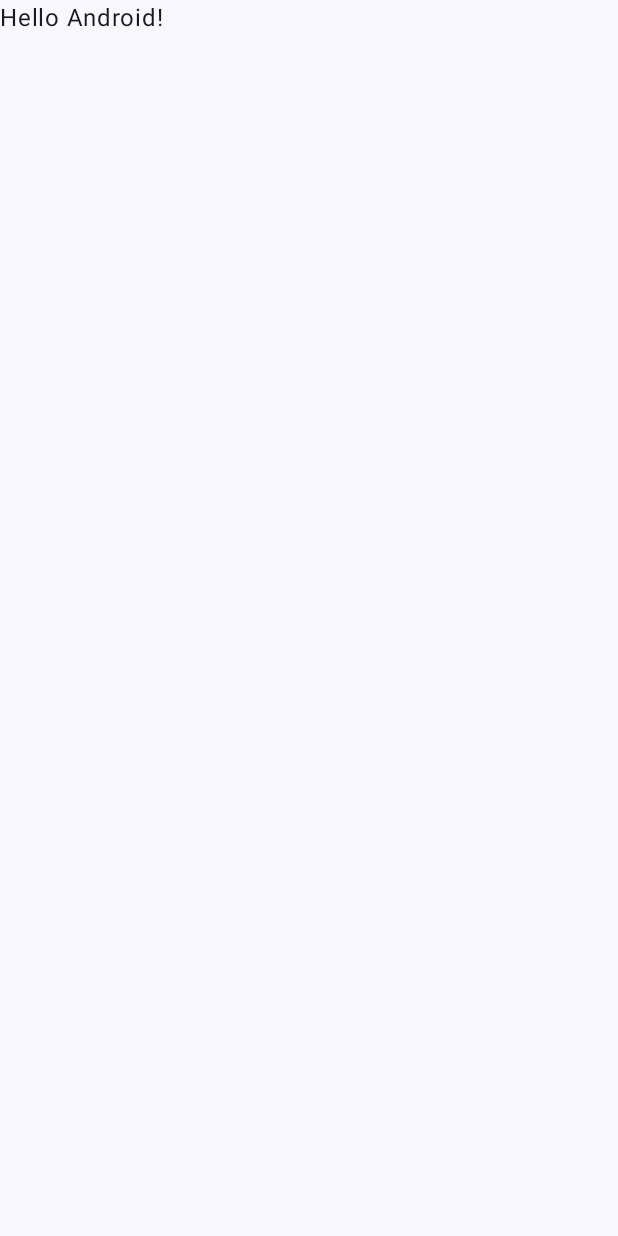
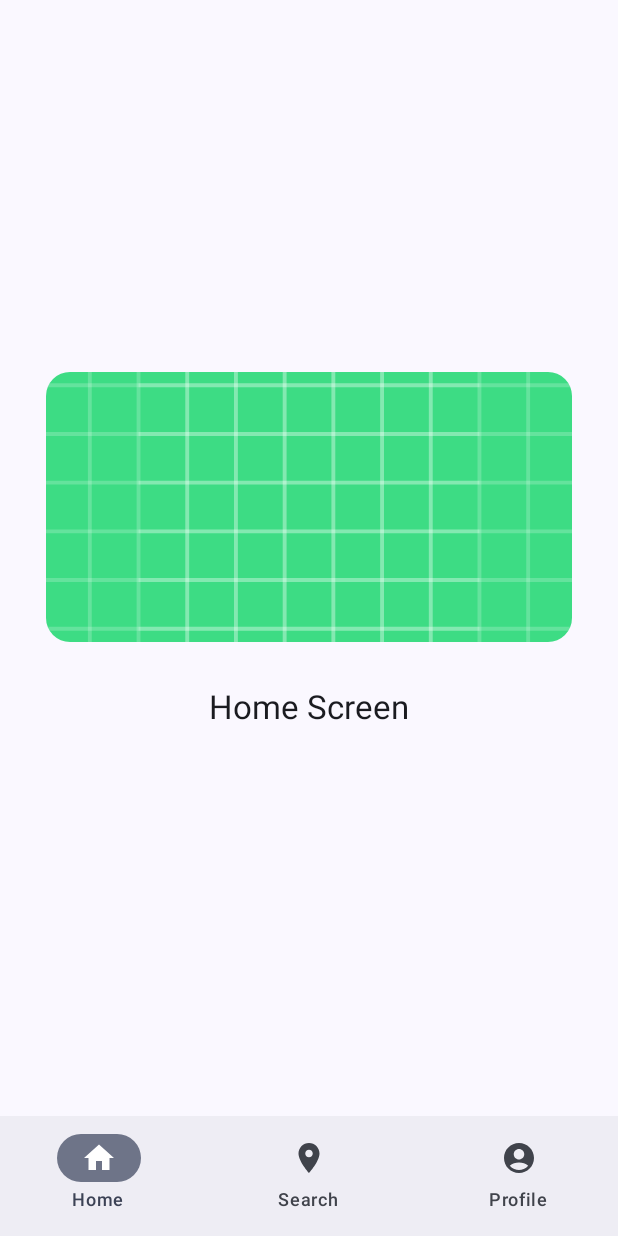
Before and after one commit to chaidar-aria/SAVE-DISASTER-CAPSTONE-PROJECT-BANGKIT-H2-2023, an Android app built with Jetpack Compose: the screen it shows after launch (MainActivity), on a phone screen of 412 x 824 dp. Before the commit the screen is almost empty. Run offline under Robolectric (Android 15) with nearby library versions, the phone set to English and light mode, and no system bars.

Commit message:
navigation add

```diff
--- a/app/build.gradle.kts
+++ b/app/build.gradle.kts
@@ -51,6 +51,8 @@ android {
 
 dependencies {
 
+    implementation ("androidx.navigation:navigation-compose:2.7.5")
+
     implementation("androidx.core:core-ktx:1.12.0")
     implementation("androidx.lifecycle:lifecycle-runtime-ktx:2.6.2")
     implementation("androidx.activity:activity-compose:1.8.1")
--- a/app/src/main/java/com/bangkitcapstone/safedisaster/MainActivity.kt
+++ b/app/src/main/java/com/bangkitcapstone/safedisaster/MainActivity.kt
@@ -10,6 +10,7 @@ import androidx.compose.material3.Text
 import androidx.compose.runtime.Composable
 import androidx.compose.ui.Modifier
 import androidx.compose.ui.tooling.preview.Preview
+import com.bangkitcapstone.safedisaster.ui.navigation.BottomNavigationBar
 import com.bangkitcapstone.safedisaster.ui.theme.SafeDisasterTheme
 
 class MainActivity : ComponentActivity() {
@@ -22,7 +23,7 @@ class MainActivity : ComponentActivity() {
                     modifier = Modifier.fillMaxSize(),
                     color = MaterialTheme.colorScheme.background
                 ) {
-                    Greeting("Android")
+                    BottomNavigationBar()
                 }
             }
         }
--- /dev/null
+++ b/app/src/main/java/com/bangkitcapstone/safedisaster/ui/navigation/BottomNavigationBar.kt
@@ -0,0 +1,79 @@
+package com.bangkitcapstone.safedisaster.ui.navigation
+
+import androidx.compose.foundation.layout.fillMaxSize
+import androidx.compose.foundation.layout.padding
+import androidx.compose.material3.Icon
+import androidx.compose.material3.NavigationBar
+import androidx.compose.material3.NavigationBarItem
+import androidx.compose.material3.Scaffold
+import androidx.compose.material3.Text
+import androidx.compose.runtime.Composable
+import androidx.compose.runtime.getValue
+import androidx.compose.ui.Modifier
+import androidx.navigation.NavGraph.Companion.findStartDestination
+import androidx.navigation.compose.NavHost
+import androidx.navigation.compose.composable
+import androidx.navigation.compose.currentBackStackEntryAsState
+import androidx.navigation.compose.rememberNavController
+import com.bangkitcapstone.safedisaster.ui.screen.HomeScreen
+import com.bangkitcapstone.safedisaster.ui.screen.MapsScreen
+import com.bangkitcapstone.safedisaster.ui.screen.ProfileScreen
+import com.bangkitcapstone.safedisaster.ui.screen.Screens
+
+@Composable
+fun BottomNavigationBar() {
+    val navController = rememberNavController()
+    val navBackStackEntry by navController.currentBackStackEntryAsState()
+    val currentDestination = navBackStackEntry?.destination
+    Scaffold(
+        modifier = Modifier.fillMaxSize(),
+        bottomBar = {
+            NavigationBar {
+                BottomNavigationItem().bottomNavigationItems().forEachIndexed { _, navigationItem ->
+                    NavigationBarItem(
+                        selected = navigationItem.route == currentDestination?.route,
+                        label = {
+                            Text(navigationItem.label)
+                        },
+                        icon = {
+                            Icon(
+                                navigationItem.icon,
+                                contentDescription = navigationItem.label
+                            )
+                        },
+                        onClick = {
+                            navController.navigate(navigationItem.route) {
+                                popUpTo(navController.graph.findStartDestination().id) {
+                                    saveState = true
+                                }
+                                launchSingleTop = true
+                                restoreState = true
+                            }
+                        }
+                    )
+                }
+            }
+        }
+    ) {paddingValues ->
+        NavHost(
+            navController = navController,
+            startDestination = Screens.Home.route,
+            modifier = Modifier.padding(paddingValues = paddingValues)) {
+            composable(Screens.Home.route) {
+                HomeScreen(
+                    navController
+                )
+            }
+            composable(Screens.Maps.route) {
+                MapsScreen(
+                    navController
+                )
+            }
+            composable(Screens.Profile.route) {
+                ProfileScreen(
+                    navController
+                )
+            }
+        }
+    }
+}
--- /dev/null
+++ b/app/src/main/java/com/bangkitcapstone/safedisaster/ui/navigation/BottomNavigationItem.kt
@@ -0,0 +1,37 @@
+package com.bangkitcapstone.safedisaster.ui.navigation
+
+import androidx.compose.material.icons.Icons
+import androidx.compose.material.icons.filled.AccountCircle
+import androidx.compose.material.icons.filled.Home
+import androidx.compose.material.icons.filled.LocationOn
+import androidx.compose.ui.graphics.vector.ImageVector
+import com.bangkitcapstone.safedisaster.ui.screen.Screens
+
+//initializing the data class with default parameters
+data class BottomNavigationItem(
+    val label : String = "",
+    val icon : ImageVector = Icons.Filled.Home,
+    val route : String = ""
+) {
+
+    //function to get the list of bottomNavigationItems
+    fun bottomNavigationItems() : List<BottomNavigationItem> {
+        return listOf(
+            BottomNavigationItem(
+                label = "Home",
+                icon = Icons.Filled.Home,
+                route = Screens.Home.route
+            ),
+            BottomNavigationItem(
+                label = "Search",
+                icon = Icons.Filled.LocationOn,
+                route = Screens.Maps.route
+            ),
+            BottomNavigationItem(
+                label = "Profile",
+                icon = Icons.Filled.AccountCircle,
+                route = Screens.Profile.route
+            ),
+        )
+    }
+}
--- /dev/null
+++ b/app/src/main/java/com/bangkitcapstone/safedisaster/ui/screen/HomeScreen.kt
@@ -0,0 +1,58 @@
+package com.bangkitcapstone.safedisaster.ui.screen
+
+import androidx.compose.foundation.Image
+import androidx.compose.foundation.layout.Arrangement
+import androidx.compose.foundation.layout.Box
+import androidx.compose.foundation.layout.Column
+import androidx.compose.foundation.layout.fillMaxSize
+import androidx.compose.foundation.layout.fillMaxWidth
+import androidx.compose.foundation.layout.height
+import androidx.compose.foundation.layout.padding
+import androidx.compose.material3.MaterialTheme
+import androidx.compose.material3.Surface
+import androidx.compose.material3.Text
+import androidx.compose.runtime.Composable
+import androidx.compose.ui.Alignment
+import androidx.compose.ui.Modifier
+import androidx.compose.ui.draw.clip
+import androidx.compose.ui.layout.ContentScale
+import androidx.compose.ui.res.painterResource
+import androidx.compose.ui.unit.dp
+import androidx.navigation.NavController
+import com.bangkitcapstone.safedisaster.R
+import com.bangkitcapstone.safedisaster.ui.theme.SafeDisasterTheme
+
+@Composable
+fun HomeScreen(navController: NavController) {
+    SafeDisasterTheme {
+        Surface(
+            modifier = Modifier.fillMaxSize(),
+            color = MaterialTheme.colorScheme.background
+        ) {
+            Column(
+                modifier = Modifier.fillMaxSize().padding(15.dp),
+                horizontalAlignment = Alignment.CenterHorizontally,
+                verticalArrangement = Arrangement.Center
+            ) {
+                Box(
+                    modifier = Modifier.fillMaxWidth()
+                        .height(200.dp)
+                        .padding(horizontal = 15.dp, vertical = 10.dp)
+                        .clip(MaterialTheme.shapes.large)
+                ) {
+                    Image(
+                        painter = painterResource(R.drawable.ic_launcher_background),
+                        contentDescription = "home_screen_bg",
+                        contentScale = ContentScale.Crop,
+                        modifier = Modifier.fillMaxSize()
+                    )
+                }
+                Text(
+                    "Home Screen",
+                    style = MaterialTheme.typography.titleLarge,
+                    modifier = Modifier.padding(vertical = 20.dp)
+                )
+            }
+        }
+    }
+}
--- /dev/null
+++ b/app/src/main/java/com/bangkitcapstone/safedisaster/ui/screen/LoginScreen.kt
@@ -0,0 +1 @@
+package com.bangkitcapstone.safedisaster.ui.screen
--- /dev/null
+++ b/app/src/main/java/com/bangkitcapstone/safedisaster/ui/screen/Screens.kt
@@ -0,0 +1,7 @@
+package com.bangkitcapstone.safedisaster.ui.screen
+
+sealed class Screens(val route : String) {
+    object Home : Screens("home_route")
+    object Maps : Screens("maps_route")
+    object Profile : Screens("profile_route")
+}
```
Also changed, not shown: app/src/main/java/com/bangkitcapstone/safedisaster/ui/screen/MapsScreen.kt (added, +57 -0 lines), app/src/main/java/com/bangkitcapstone/safedisaster/ui/screen/ProfileScreen.kt (added, +57 -0 lines), app/src/main/res/drawable/home.xml (added, +9 -0 lines), app/src/main/res/drawable/map.xml (added, +9 -0 lines).
